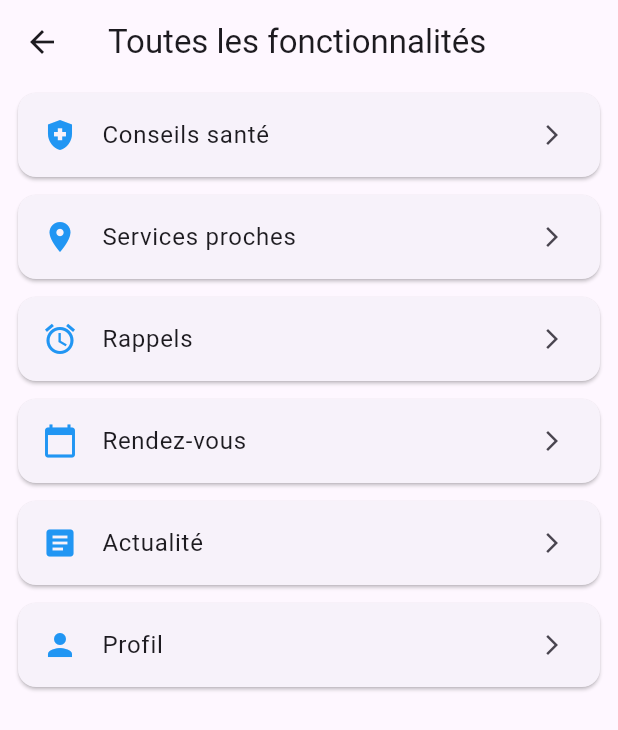
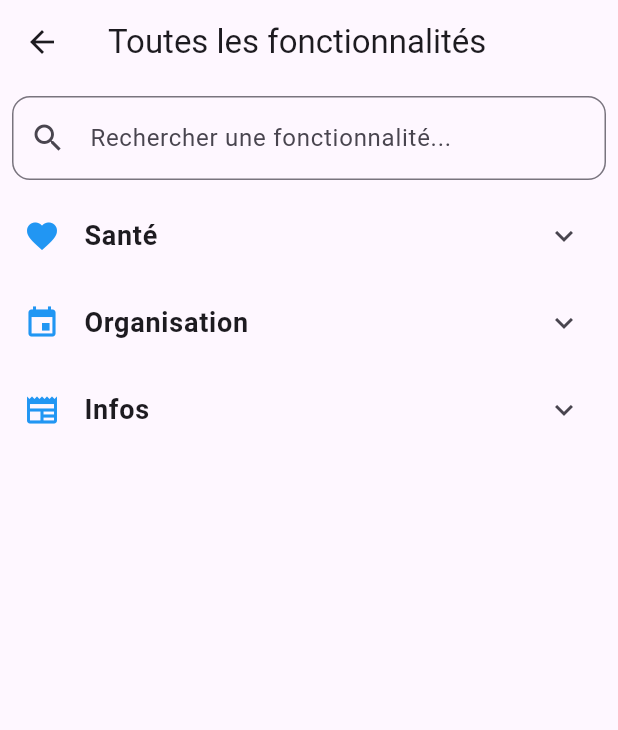
Before and after one commit to Edemk122/Sante_plus, a Flutter app: the screen it shows after launch, after a tap on the "list" icon, on a phone screen of 412 x 824 dp. Shown: the top 730 px of the screen. Run offline on Flutter 3.47's test engine with Material 3 defaults, Android fonts, the phone set to English and light mode, and no system bars; our stand-ins replace cloud_firestore, google_maps_flutter, sqflite; accounts and stored records are empty.

Commit message:
Mise à jour2 du projet : ajout de nouvelles fonctionnalités

```diff
--- a/lib/views/accueil_view.dart
+++ b/lib/views/accueil_view.dart
@@ -1,13 +1,25 @@
 import 'package:flutter/material.dart';
-import 'actualite_view.dart';
+import 'agenda_view.dart';
+import 'assistance_view.dart';
 import 'conseil_view.dart';
-import 'fonctionnalites_view.dart';
+import 'medicaments_view.dart';
+import 'nutrition_view.dart';
+import 'pharmacie_map_view.dart';
+import 'pharmacie_view.dart';
 import 'rappel_view.dart';
 import 'rendezvous_view.dart';
 import 'profil_view.dart';
 import 'recherche_view.dart';
+import 'actualite_view.dart';
+import 'fonctionnalites_view.dart';
+import 'notifications_view.dart';
 
-class AccueilView extends StatelessWidget {
+class AccueilView extends StatefulWidget {
+  @override
+  _AccueilViewState createState() => _AccueilViewState();
+}
+
+class _AccueilViewState extends State<AccueilView> {
   final List<Map<String, dynamic>> features = [
     {
       "icon": Icons.health_and_safety,
@@ -34,19 +46,77 @@ class AccueilView extends StatelessWidget {
       "route": (context) => RendezvousView(),
     },
     {
+      "icon": Icons.article,
+      "color": Colors.teal,
+      "label": "Actualité",
+      "route": (context) => ActualiteView(),
+    },
+    {
       "icon": Icons.person,
       "color": Colors.purple,
       "label": "Profil",
       "route": (context) => ProfilView(),
     },
     {
-      "icon": Icons.article,
+      "icon": Icons.local_pharmacy,
+      "color": Colors.green,
+      "label": "Pharmacies",
+      "route": (context) => PharmacieView(),
+    },
+    {
+      "icon": Icons.map,
       "color": Colors.teal,
-      "label": "Actualité",
-      "route": (context) => ActualiteView(),
+      "label": "Carte Pharmacies",
+      "route": (context) => PharmacieMapView(),
+    },
+    {
+      "icon": Icons.medication,
+      "color": Colors.indigo,
+      "label": "Médicaments",
+      "route": (context) => MedicamentsView(),
+    },
+    {
+      "icon": Icons.event_note,
+      "color": Colors.deepOrange,
+      "label": "Agenda Santé",
+      "route": (context) => AgendaView(),
+    },
+    {
+      "icon": Icons.restaurant,
+      "color": Colors.green,
+      "label": "Nutrition",
+      "route": (context) => NutritionView(),
+    },
+    {
+      "icon": Icons.chat,
+      "color": Colors.blueGrey,
+      "label": "Assistance",
+      "route": (context) => AssistanceView(),
     },
 
   ];
+
+  int unreadCount = 3; // ✅ exemple de notifications non lues
+  final PageController _pageController = PageController(initialPage: 0);
+
+  @override
+  void initState() {
+    super.initState();
+    // ✅ Timer pour défilement automatique
+    Future.delayed(Duration(seconds: 3), _autoScroll);
+  }
+
+  void _autoScroll() {
+    if (!_pageController.hasClients) return;
+    int nextPage = _pageController.page!.toInt() + 1;
+    if (nextPage >= 3) nextPage = 0; // boucle sur 3 pubs
+    _pageController.animateToPage(
+      nextPage,
+      duration: Duration(milliseconds: 600),
+      curve: Curves.easeInOut,
+    );
+    Future.delayed(Duration(seconds: 3), _autoScroll); // relance
+  }
 
   @override
   Widget build(BuildContext context) {
@@ -80,7 +150,7 @@ class AccueilView extends StatelessWidget {
         ],
       ),
 
-      // ✅ Body avec fond dégradé et dashboard
+      // ✅ Body avec fond dégradé, dashboard minimaliste et pub
       body: Container(
         decoration: BoxDecoration(
           gradient: LinearGradient(
@@ -95,9 +165,9 @@ class AccueilView extends StatelessWidget {
             Padding(
               padding: const EdgeInsets.all(20.0),
               child: Text(
-                "👋 Bienvenue!",
+                "Bienvenue!",
                 style: TextStyle(
-                  fontSize: 28,
+                  fontSize: 14,
                   fontWeight: FontWeight.bold,
                   color: Colors.blue[800],
                 ),
@@ -105,71 +175,128 @@ class AccueilView extends StatelessWidget {
               ),
             ),
 
-            // ✅ Dashboard avec icônes arrondies
+            // ✅ Dashboard minimaliste
             Expanded(
               child: GridView.count(
-                crossAxisCount: MediaQuery.of(context).size.width > 600 ? 3 : 2, // responsive
-                padding: EdgeInsets.all(16),
-                crossAxisSpacing: 16,
-                mainAxisSpacing: 16,
+                crossAxisCount: MediaQuery.of(context).size.width > 800 ? 4 : 4,
+                padding: EdgeInsets.all(8),
+                crossAxisSpacing: 8,
+                mainAxisSpacing: 8,
                 children: features.map((feature) {
                   return GestureDetector(
                     onTap: () => Navigator.push(
                       context,
                       MaterialPageRoute(builder: (_) => feature["route"](context)),
                     ),
-                    child: Container(
-                      decoration: BoxDecoration(
-                        color: feature["color"].withOpacity(0.1),
-                        borderRadius: BorderRadius.circular(20),
-                        boxShadow: [
-                          BoxShadow(
-                            color: Colors.grey.withOpacity(0.2),
-                            blurRadius: 6,
-                            offset: Offset(2, 4),
-                          ),
-                        ],
-                      ),
                     child: Column(
                       mainAxisAlignment: MainAxisAlignment.center,
                       children: [
-                          CircleAvatar(
-                            backgroundColor: feature["color"],
-                            radius: 30,
-                            child: Icon(feature["icon"], color: Colors.white, size: 30),
-                          ),
-                          SizedBox(height: 10),
+                        Icon(feature["icon"], color: feature["color"], size: 40),
+                        SizedBox(height: 6),
                         Text(
                           feature["label"],
                           style: TextStyle(
-                              fontSize: 16,
-                              fontWeight: FontWeight.w600,
+                            fontSize: 13,
+                            fontWeight: FontWeight.w500,
                             color: feature["color"],
                           ),
+                          textAlign: TextAlign.center,
                         ),
                       ],
-                      ),
                     ),
                   );
                 }).toList(),
               ),
             ),
+
+            // ✅ Espace pub défilant avec PageView
+            SizedBox(height: 120, child: _pubCarousel()),
           ],
         ),
       ),
 
-      // ✅ Barre des tâches en bas
+      // ✅ Barre des tâches en bas avec badge notifications
       bottomNavigationBar: BottomNavigationBar(
         currentIndex: 1,
         backgroundColor: Colors.lightBlueAccent,
         selectedItemColor: Colors.white,
         unselectedItemColor: Colors.white70,
-        items: const [
-          BottomNavigationBarItem(icon: Icon(Icons.search), label: "Recherche"),
-          BottomNavigationBarItem(icon: Icon(Icons.home), label: "Accueil"),
-          BottomNavigationBarItem(icon: Icon(Icons.person), label: "Profil"),
+        type: BottomNavigationBarType.fixed,
+        onTap: (index) {
+          if (index == 2) {
+            Navigator.push(
+              context,
+              MaterialPageRoute(builder: (_) => NotificationsView()),
+            );
+          }
+        },
+        items: [
+          const BottomNavigationBarItem(icon: Icon(Icons.search), label: "Recherche"),
+          const BottomNavigationBarItem(icon: Icon(Icons.home), label: "Accueil"),
+          BottomNavigationBarItem(
+            icon: Stack(
+              children: [
+                const Icon(Icons.notifications),
+                if (unreadCount > 0)
+                  Positioned(
+                    right: 0,
+                    top: 0,
+                    child: Container(
+                      padding: const EdgeInsets.all(2),
+                      decoration: BoxDecoration(
+                        color: Colors.red,
+                        borderRadius: BorderRadius.circular(10),
+                      ),
+                      constraints: const BoxConstraints(
+                        minWidth: 16,
+                        minHeight: 16,
+                      ),
+                      child: Text(
+                        '$unreadCount',
+                        style: const TextStyle(
+                          color: Colors.white,
+                          fontSize: 10,
+                          fontWeight: FontWeight.bold,
+                        ),
+                        textAlign: TextAlign.center,
+                      ),
+                    ),
+                  ),
+              ],
+            ),
+            label: "Notifications",
+          ),
+          const BottomNavigationBarItem(icon: Icon(Icons.person), label: "Profil"),
         ],
       ),
     );
   }
+
+  // ✅ Carrousel pub avec PageView
+  Widget _pubCarousel() {
+    final List<String> pubImages = [
+      "assets/pub1.jpg",
+      "assets/pub2.jpg",
+      "assets/pub3.jpg",
+    ];
+
+    return PageView.builder(
+      controller: _pageController,
+      scrollDirection: Axis.horizontal,
+      reverse: true, // ✅ défilement de droite vers gauche
+      itemCount: pubImages.length,
+      itemBuilder: (context, index) {
+        return Container(
+          margin: EdgeInsets.symmetric(horizontal: 5),
+          decoration: BoxDecoration(
+            borderRadius: BorderRadius.circular(12),
+            image: DecorationImage(
+              image: AssetImage(pubImages[index]),
+              fit: BoxFit.cover,
+            ),
+          ),
+        );
+      },
+    );
   }
+}
--- a/lib/views/fonctionnalites_view.dart
+++ b/lib/views/fonctionnalites_view.dart
@@ -6,51 +6,103 @@ import 'profil_view.dart';
 import 'recherche_view.dart';
 import 'actualite_view.dart';
 
-class FonctionnalitesView extends StatelessWidget {
+class FonctionnalitesView extends StatefulWidget {
+  @override
+  _FonctionnalitesViewState createState() => _FonctionnalitesViewState();
+}
+
+class _FonctionnalitesViewState extends State<FonctionnalitesView> {
   final List<Map<String, dynamic>> features = [
     {
       "icon": Icons.health_and_safety,
       "label": "Conseils santé",
+      "category": "Santé",
       "route": (context) => ConseilView(),
     },
     {
       "icon": Icons.location_on,
       "label": "Services proches",
+      "category": "Santé",
       "route": (context) => RechercheView(),
     },
     {
       "icon": Icons.alarm,
       "label": "Rappels",
+      "category": "Organisation",
       "route": (context) => RappelView(),
     },
     {
       "icon": Icons.calendar_today,
       "label": "Rendez-vous",
+      "category": "Organisation",
       "route": (context) => RendezvousView(),
     },
     {
       "icon": Icons.article,
       "label": "Actualité",
+      "category": "Infos",
       "route": (context) => ActualiteView(),
     },
     {
       "icon": Icons.person,
       "label": "Profil",
+      "category": "Infos",
       "route": (context) => ProfilView(),
     },
   ];
 
+  String query = "";
+
+  // ✅ Icônes personnalisées pour les catégories
+  final Map<String, IconData> categoryIcons = {
+    "Santé": Icons.favorite,       // cœur
+    "Organisation": Icons.event,   // calendrier
+    "Infos": Icons.newspaper,      // journal
+  };
+
   @override
   Widget build(BuildContext context) {
+    final filteredFeatures = features.where((f) {
+      return f["label"].toLowerCase().contains(query.toLowerCase());
+    }).toList();
+
+    final categories = filteredFeatures.map((f) => f["category"]).toSet().toList();
+
     return Scaffold(
       appBar: AppBar(title: Text("Toutes les fonctionnalités")),
-      body: ListView.builder(
-        itemCount: features.length,
+      body: Column(
+        children: [
+          // ✅ Barre de recherche
+          Padding(
+            padding: const EdgeInsets.all(8.0),
+            child: TextField(
+              decoration: InputDecoration(
+                prefixIcon: Icon(Icons.search),
+                hintText: "Rechercher une fonctionnalité...",
+                border: OutlineInputBorder(
+                  borderRadius: BorderRadius.circular(12),
+                ),
+              ),
+              onChanged: (value) {
+                setState(() => query = value);
+              },
+            ),
+          ),
+          Expanded(
+            child: ListView.builder(
+              itemCount: categories.length,
               itemBuilder: (context, index) {
-          final feature = features[index];
-          return Card(
-            margin: EdgeInsets.symmetric(horizontal: 12, vertical: 6),
-            child: ListTile(
+                final category = categories[index];
+                final items = filteredFeatures.where((f) => f["category"] == category).toList();
+
+                return ExpansionTile(
+                  leading: Icon(categoryIcons[category] ?? Icons.folder, color: Colors.blue),
+                  title: Text(
+                    category,
+                    style: TextStyle(fontWeight: FontWeight.bold, fontSize: 18),
+                  ),
+                  children: items.map((feature) {
+                    return ListTile(
                       leading: Icon(feature["icon"], color: Colors.blue),
                       title: Text(feature["label"]),
                       trailing: Icon(Icons.arrow_forward_ios, size: 16),
@@ -58,9 +110,13 @@ class FonctionnalitesView extends StatelessWidget {
                         context,
                         MaterialPageRoute(builder: (_) => feature["route"](context)),
                       ),
-            ),
+                    );
+                  }).toList(),
                 );
               },
+            ),
+          ),
+        ],
       ),
     );
   }
```
Also changed, not shown: lib/views/agenda_view.dart (added, +30 -0 lines), lib/views/assistance_view.dart (added, +37 -0 lines), lib/views/medicaments_view.dart (added, +37 -0 lines), lib/views/notifications_view.dart (added, +28 -0 lines), lib/views/nutrition_view.dart (added, +29 -0 lines), lib/views/pharmacie_map_view.dart (added, +47 -0 lines), lib/views/pharmacie_view.dart (added, +46 -0 lines), lib/views/statistiques_view.dart (added, +51 -0 lines), pubspec.yaml (+8 -1 lines), assets/images/pub1.jpg (added), assets/images/pub2.jpg (added), assets/images/pub3.jpg (added), pubspec.lock. Lines whose indentation alone changed are shown as unchanged.
